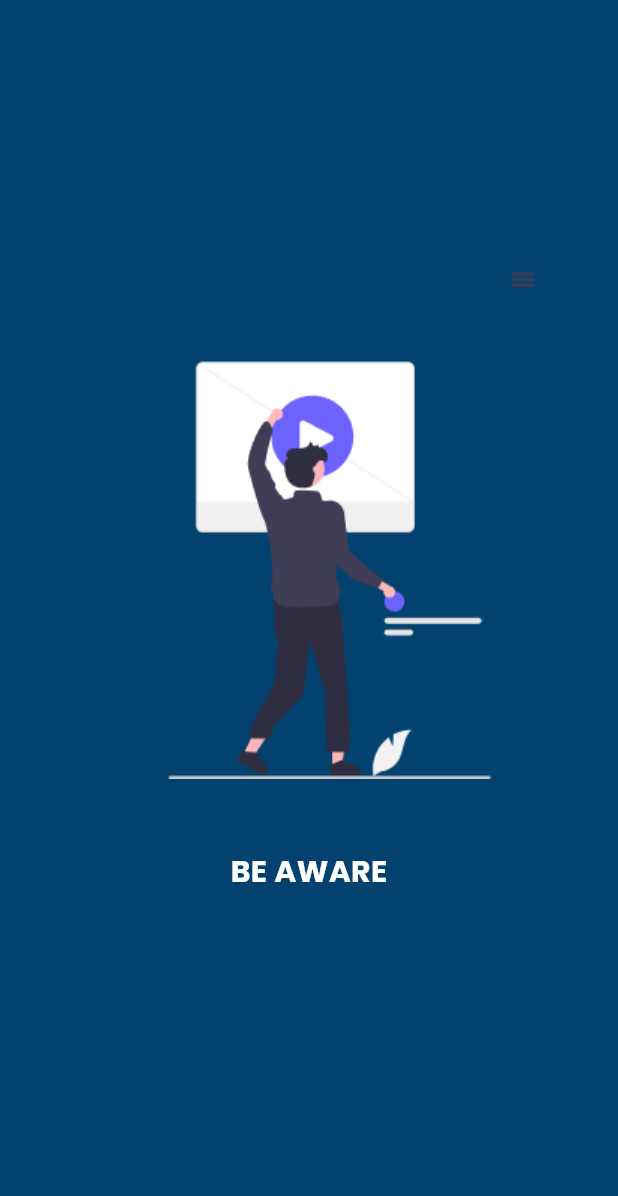
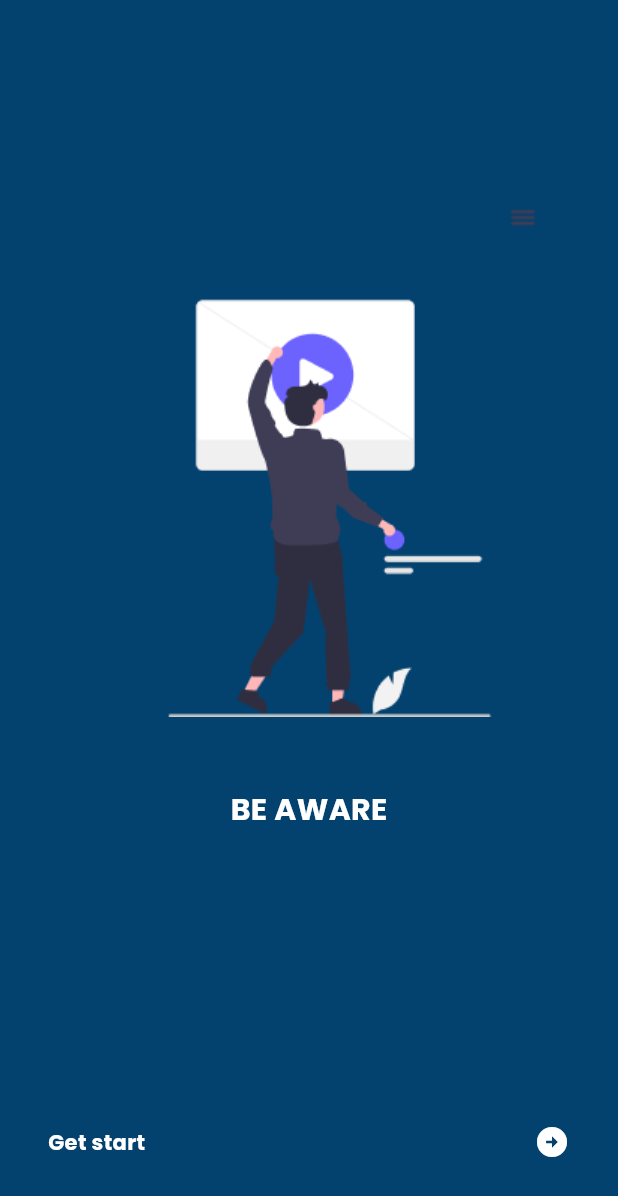
Before and after one commit to ali72-20/gp_east_news, a Flutter app: the screen it shows after launch, swiped to page 3, on a phone screen of 412 x 824 dp. Shown: the top 1196 px of the screen. Run offline on Flutter 3.47's test engine with Material 3 defaults, Android fonts, the phone set to English and light mode, and no system bars; our stand-ins replace shared_preferences, smooth_page_indicator.

Commit message:
+ add sigh in in button

```diff
--- a/lib/UI/colors/colors.dart
+++ b/lib/UI/colors/colors.dart
@@ -1,3 +1,4 @@
 import 'package:flutter/material.dart';
 
 Color primary_color = const Color(0xff03416E);
+Color gray = const Color(0xff928A8A);
--- a/lib/UI/onboarding/onboarding_view.dart
+++ b/lib/UI/onboarding/onboarding_view.dart
@@ -39,7 +39,7 @@ class _onboarding_viewState extends State<onboarding_view> {
       body: Column(
         children: [
           Container(
-            height: MediaQuery.of(context).size.height,
+            height: MediaQuery.of(context).size.height * .9,
             child: PageView.builder(
               itemCount: controller.items.length,
               onPageChanged: (index) => setState(
@@ -57,7 +57,9 @@ class _onboarding_viewState extends State<onboarding_view> {
                     Text(
                       controller.items[index].title,
                       style: const TextStyle(
-                            color: Colors.white, fontSize: 20, fontFamily: 'Poppins'),
+                          color: Colors.white,
+                          fontSize: 20,
+                          fontFamily: 'Poppins'),
                     ),
                     const SizedBox(height: 48),
                   ],
@@ -65,31 +67,87 @@ class _onboarding_viewState extends State<onboarding_view> {
               },
             ),
           ),
+          Container(
+            width: MediaQuery.of(context).size.width,
+            decoration: BoxDecoration(color: primary_color),
+            margin: const EdgeInsets.symmetric(horizontal: 12, vertical: 8),
+            child: isFinalPage
+                ? getStartedButtton()
+                : Row(
+                    mainAxisAlignment: MainAxisAlignment.spaceBetween,
+                    children: [
+                      TextButton(
+                        onPressed: () => pageController
+                            .jumpToPage(controller.items.length - 1),
+                        child: const Text(
+                          'Skip',
+                          style: TextStyle(
+                              color: Colors.white, fontFamily: 'Poppins'),
+                        ),
+                      ),
+                      SmoothPageIndicator(
+                        controller: pageController,
+                        count: controller.items.length,
+                        onDotClicked: (index) => pageController.animateToPage(
+                            index,
+                            duration: const Duration(milliseconds: 600),
+                            curve: Curves.easeIn),
+                        effect: const WormEffect(
+                          activeDotColor: Colors.white,
+                        ),
+                      ),
+                      TextButton(
+                        onPressed: () => pageController.nextPage(
+                            duration: const Duration(
+                              milliseconds: 600,
+                            ),
+                            curve: Curves.easeIn),
+                        child: const Text(
+                          'next',
+                          style: TextStyle(
+                              color: Colors.white, fontFamily: 'Poppins'),
+                        ),
+                      ),
                     ],
-
+                  ),
+          ),
+        ],
       ),
     );
   }
 
   Widget getStartedButtton() {
     return Container(
+      margin: const EdgeInsets.symmetric(horizontal: 20),
       decoration: BoxDecoration(
         color: primary_color,
         borderRadius: BorderRadius.circular(12),
       ),
-      width: MediaQuery.of(context).size.width * 9,
-      child: TextButton(
-        onPressed: () async {
+      width: MediaQuery.of(context).size.width * .9,
+      child: GestureDetector(
+        onTap: () async {
           final pres = await SharedPreferences.getInstance();
           pres.setBool(constKey.onBoaring, true);
           if (!mounted) return;
-
           Navigator.pushReplacement(
               context, MaterialPageRoute(builder: (_) => const Login()));
         },
-        child: const Text(
-          "Get Start",
+        child: AnimatedOpacity(
+          opacity: isFinalPage?1.0:0.0,
+          duration: Duration(seconds: 2),
+          child: const Row(
+            mainAxisAlignment: MainAxisAlignment.spaceBetween,
+            children: [
+              Text(
+                'Get start',
                 style: TextStyle(color: Colors.white, fontFamily: 'Poppins'),
+              ),
+              Icon(
+                Icons.arrow_circle_right,
+                color: Colors.white,
+              ),
+            ],
+          ),
         ),
       ),
     );
--- a/pubspec.yaml
+++ b/pubspec.yaml
@@ -38,6 +38,7 @@ dependencies:
   flutter_launcher_icons: ^0.13.1
   smooth_page_indicator: ^1.1.0
   shared_preferences: ^2.2.3
+  animations: ^2.0.11
 
 
 flutter_launcher_icons:
```
Also changed, not shown: lib/UI/Login/LoginForm.dart (+39 -4 lines), lib/UI/home.dart (added, +18 -0 lines), pubspec.lock. Lines whose indentation alone changed are shown as unchanged.
